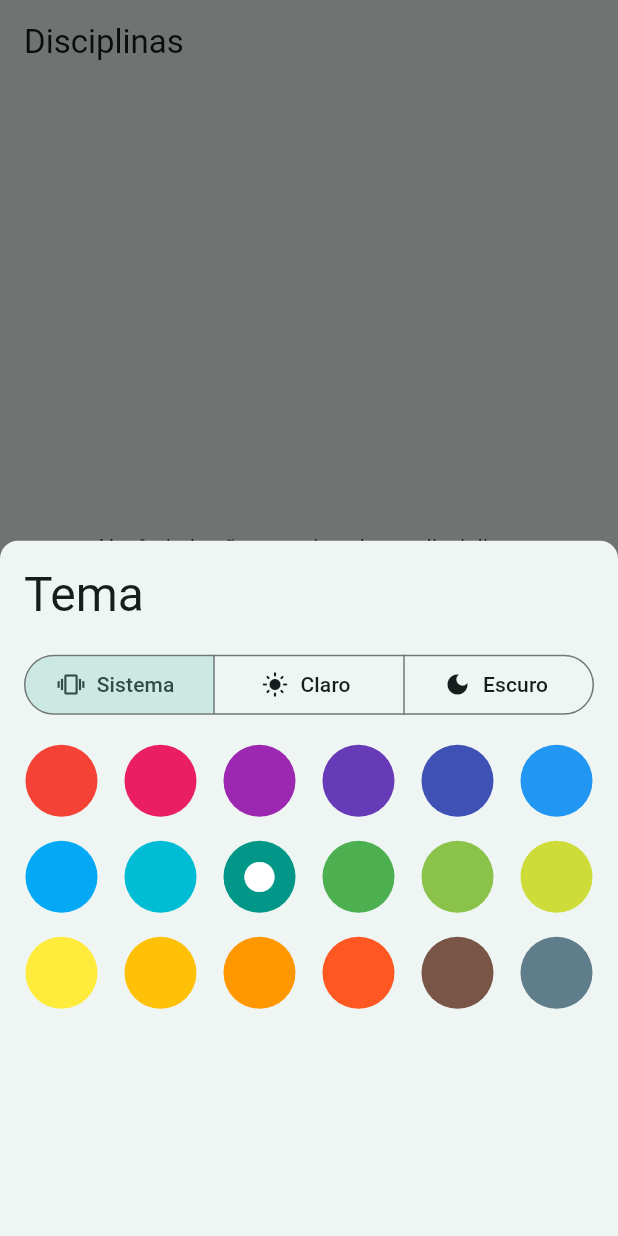
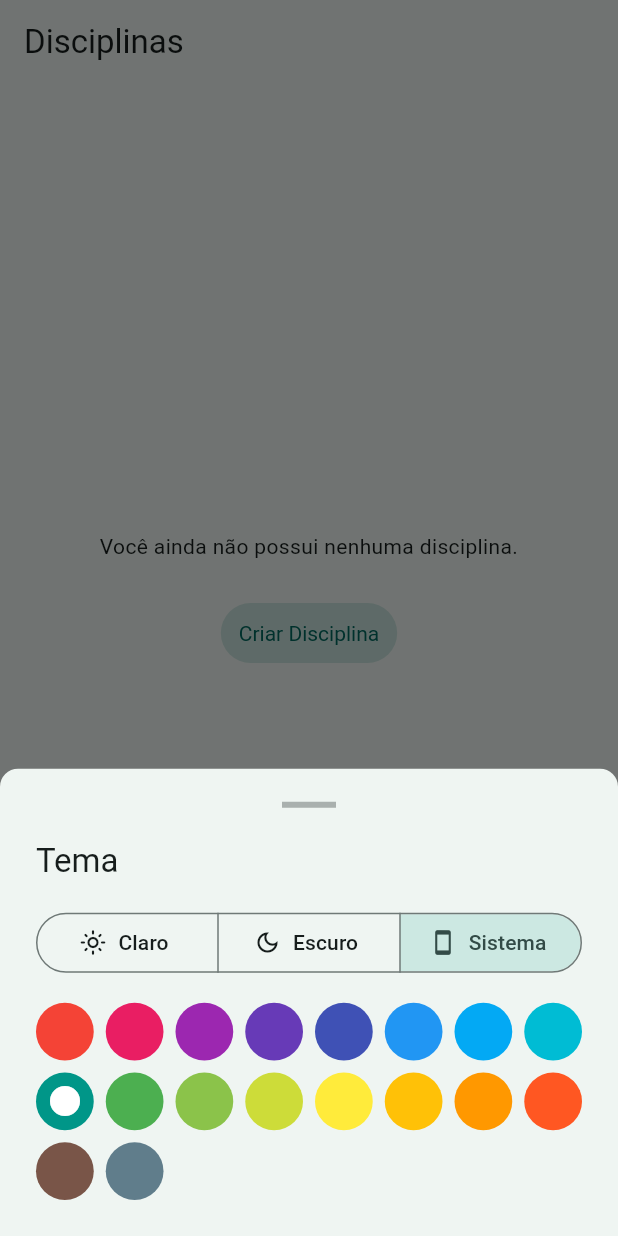
Before and after one commit to baumths/presenca, a Flutter app: the screen it shows after launch, after a tap on the "brush" icon, on a phone screen of 412 x 824 dp. Run offline on Flutter 3.47's test engine with Material 2 defaults, Android fonts, the phone set to English and light mode, and no system bars; our stand-ins replace bloc, bloc_concurrency, csv, dartz, file_picker, flutter_bloc and 3 more; accounts and stored records are empty; generated files the repository leaves out were written again.

Commit message:
use CusomScrollView for the theme settings view

```diff
--- a/lib/src/presentation/disciplines/overview/widgets/disciplines_overview_view.dart
+++ b/lib/src/presentation/disciplines/overview/widgets/disciplines_overview_view.dart
@@ -27,6 +27,7 @@ class DisciplineOverviewView extends StatelessWidget {
               onPressed: () {
                 showModalBottomSheet<void>(
                   context: context,
+                  isScrollControlled: true,
                   builder: (_) => const ThemeSettingsView(),
                 );
               },
--- a/lib/src/presentation/settings/theme/theme_settings.dart
+++ b/lib/src/presentation/settings/theme/theme_settings.dart
@@ -2,6 +2,7 @@ import 'package:flutter/material.dart';
 import 'package:flutter_bloc/flutter_bloc.dart';
 
 import '../../../application/settings/theme/cubit.dart';
+import '../../../shared/shared.dart' show BottomSheetDragHandle;
 
 class ThemeSettingsView extends StatelessWidget {
   const ThemeSettingsView({super.key});
@@ -9,16 +10,23 @@ class ThemeSettingsView extends StatelessWidget {
   @override
   Widget build(BuildContext context) {
     return Padding(
-      padding: const EdgeInsets.all(16),
-      child: Column(
-        mainAxisSize: MainAxisSize.min,
-        crossAxisAlignment: CrossAxisAlignment.stretch,
-        children: const [
+      /// Top padding added by [BottomSheetDragHandle].
+      padding: const EdgeInsets.fromLTRB(24, 0, 24, 24),
+      child: CustomScrollView(
+        shrinkWrap: true,
+        slivers: [
+          SliverList(
+            delegate: SliverChildListDelegate(
+              const [
+                BottomSheetDragHandle(),
                 Header(),
                 SizedBox(height: 16),
-          DarkModeTile(),
+                ThemeModeSelector(),
                 SizedBox(height: 16),
-          Flexible(child: ColorSelector(colors: Colors.primaries)),
+              ],
+            ),
+          ),
+          const SliverColorSelector(colors: Colors.primaries),
         ],
       ),
     );
@@ -30,12 +38,12 @@ class Header extends StatelessWidget {
 
   @override
   Widget build(BuildContext context) {
-    return Text('Tema', style: Theme.of(context).textTheme.headlineLarge);
+    return Text('Tema', style: Theme.of(context).textTheme.titleLarge);
   }
 }
 
-class DarkModeTile extends StatelessWidget {
-  const DarkModeTile({super.key});
+class ThemeModeSelector extends StatelessWidget {
+  const ThemeModeSelector({super.key});
 
   @override
   Widget build(BuildContext context) {
@@ -53,12 +61,21 @@ class DarkModeTile extends StatelessWidget {
               context.read<ThemeSettingsCubit>().updateThemeMode(modes.first);
             }
           },
-          segments: [
-            for (final ThemeMode mode in ThemeMode.values)
+          segments: const [
             ButtonSegment(
-                value: mode,
-                icon: Icon(mode.icon),
-                label: Text(mode.label),
+              value: ThemeMode.light,
+              icon: Icon(Icons.light_mode_outlined),
+              label: Text('Claro'),
+            ),
+            ButtonSegment(
+              value: ThemeMode.dark,
+              icon: Icon(Icons.dark_mode_outlined),
+              label: Text('Escuro'),
+            ),
+            ButtonSegment(
+              value: ThemeMode.system,
+              icon: Icon(Icons.smartphone),
+              label: Text('Sistema'),
             ),
           ],
         );
@@ -67,8 +84,8 @@ class DarkModeTile extends StatelessWidget {
   }
 }
 
-class ColorSelector extends StatelessWidget {
-  const ColorSelector({super.key, required this.colors});
+class SliverColorSelector extends StatelessWidget {
+  const SliverColorSelector({super.key, required this.colors});
 
   final List<Color> colors;
 
@@ -78,25 +95,20 @@ class ColorSelector extends StatelessWidget {
       builder: (context, state) {
         final selectedColor = state.seedColor;
 
-        return GridView.builder(
-          itemCount: colors.length,
-          gridDelegate: const SliverGridDelegateWithMaxCrossAxisExtent(
-            mainAxisExtent: 48,
-            maxCrossAxisExtent: 48,
-            mainAxisSpacing: 16,
-            crossAxisSpacing: 16,
-          ),
-          itemBuilder: (context, int index) {
-            final color = colors[index];
-
-            return ColorOption(
+        return SliverGrid.extent(
+          mainAxisSpacing: 8,
+          crossAxisSpacing: 8,
+          maxCrossAxisExtent: 40,
+          children: [
+            for (final Color color in Colors.primaries)
+              ColorOption(
                 color: color,
-              isSelected: color == selectedColor,
+                isSelected: color.value == selectedColor.value,
                 onPressed: () {
                   context.read<ThemeSettingsCubit>().updateSeedColor(color);
                 },
-            );
-          },
+              )
+          ],
         );
       },
     );
@@ -140,27 +152,3 @@ class ColorOption extends StatelessWidget {
     );
   }
 }
-
-extension on ThemeMode {
-  String get label {
-    switch (this) {
-      case ThemeMode.system:
-        return 'Sistema';
-      case ThemeMode.light:
-        return 'Claro';
-      case ThemeMode.dark:
-        return 'Escuro';
-    }
-  }
-
-  IconData get icon {
-    switch (this) {
-      case ThemeMode.system:
-        return Icons.vibration;
-      case ThemeMode.light:
-        return Icons.light_mode;
-      case ThemeMode.dark:
-        return Icons.dark_mode;
-    }
-  }
-}
```
Lines whose indentation alone changed are shown as unchanged.
